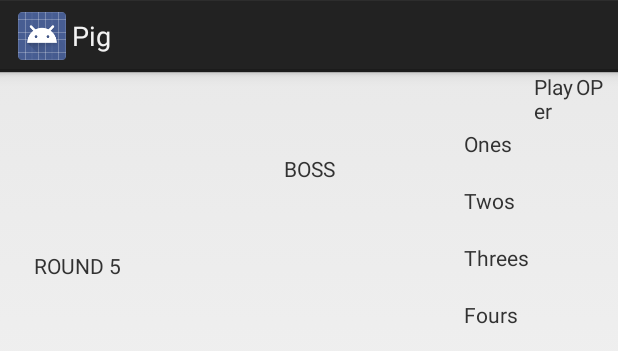
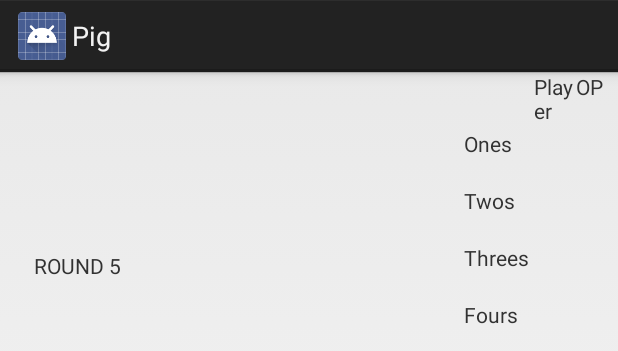
Before and after one commit to ReynHisamoto/Cs301GroupYahtzee, an Android app: the layout yahtzee_layout.xml on its own in the app's theme, with its tools: preview values and no code run, on a phone screen of 412 x 824 dp. Shown: the top 351 px of the screen. Run offline under Robolectric (Android 15) with nearby library versions, the phone set to English and light mode, and no system bars.

Commit message:
no more boss

```diff
--- a/app/src/main/res/layout/yahtzee_layout.xml
+++ b/app/src/main/res/layout/yahtzee_layout.xml
@@ -67,16 +67,7 @@
                 android:layout_width="match_parent"
                 android:layout_height="match_parent"
                 android:layout_weight="1"
-                android:orientation="horizontal">
-
-                <TextView
-                    android:id="@+id/nameOfPlayer"
-                    android:layout_width="wrap_content"
-                    android:layout_height="match_parent"
-                    android:layout_weight="1"
-                    android:gravity="center"
-                    android:text="BOSS" />
-            </LinearLayout>
+                android:orientation="horizontal"/>
 
             <LinearLayout
                 android:layout_width="match_parent"
```
